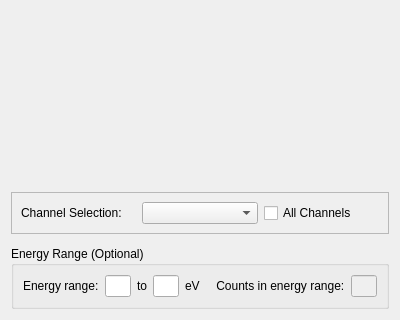
Above: massGui/ui/histPlotter.ui from gmondee/massGui before the change; both pictures show x 0 to 400 and y 325 to 645 of the 400 by 645 pixel window. Below: the same form after it.
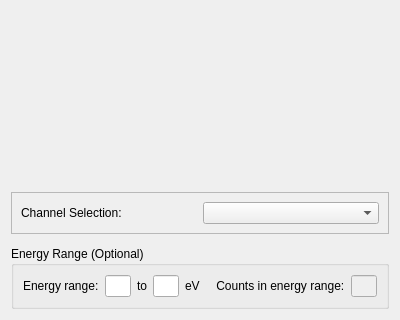
That is the form after the change. Custom widgets are drawn as their Qt base class.

```diff
--- a/massGui/ui/histPlotter.ui
+++ b/massGui/ui/histPlotter.ui
@@ -7,7 +7,7 @@
     <x>0</x>
     <y>0</y>
     <width>400</width>
-    <height>300</height>
+    <height>610</height>
    </rect>
   </property>
   <property name="windowTitle">
@@ -52,13 +52,6 @@
       <item>
        <widget class="QComboBox" name="channelBox"/>
       </item>
-      <item>
-       <widget class="QCheckBox" name="histChannelCheckbox">
-        <property name="text">
-         <string>All Channels</string>
-        </property>
-       </widget>
-      </item>
      </layout>
     </widget>
    </item>
```
